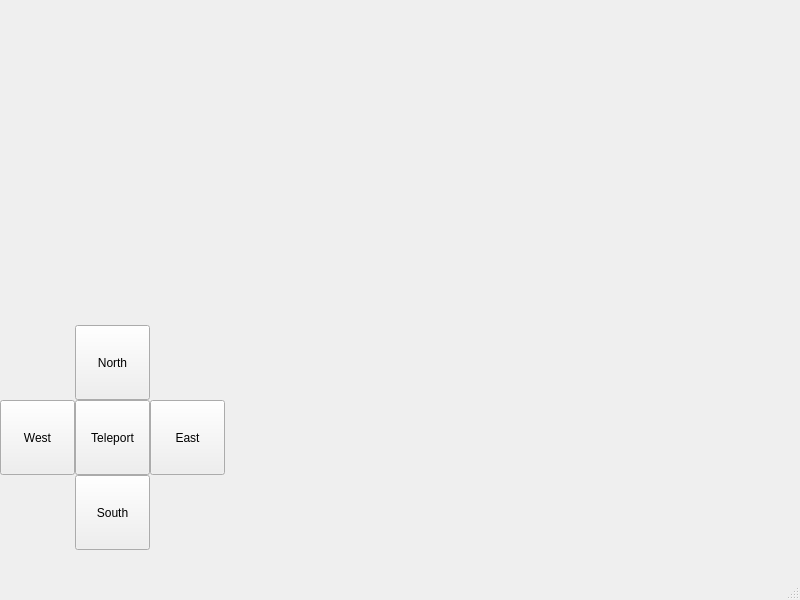
The window that GUI/ZORK/mainwindow.ui (CRZ-7436/CS4076-Zork) describes before a commit, drawn with Qt 5.
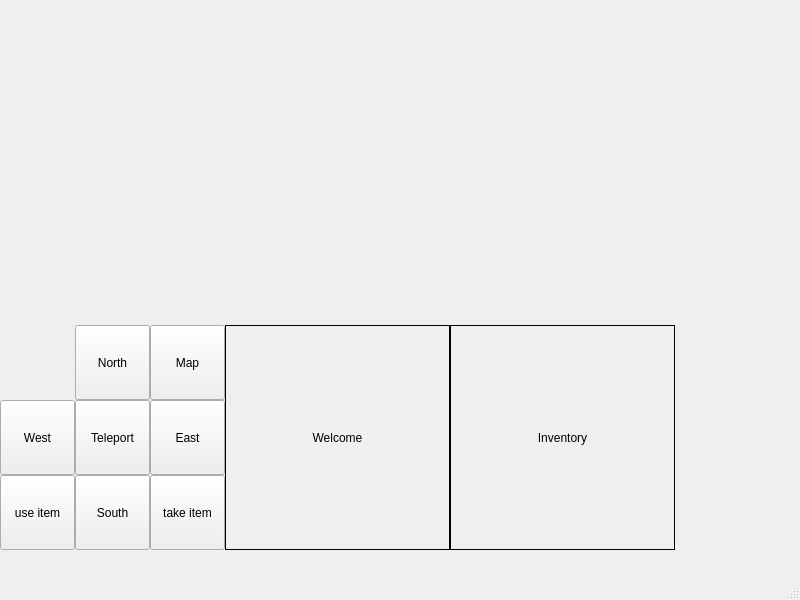
The same window after the commit.

Commit message: skeleton of UI made

The edit to the form file:
```diff
--- a/GUI/ZORK/mainwindow.ui
+++ b/GUI/ZORK/mainwindow.ui
@@ -79,6 +79,96 @@
      <string>West</string>
     </property>
    </widget>
+   <widget class="QPushButton" name="pushButton_9">
+    <property name="geometry">
+     <rect>
+      <x>150</x>
+      <y>325</y>
+      <width>75</width>
+      <height>75</height>
+     </rect>
+    </property>
+    <property name="text">
+     <string>Map</string>
+    </property>
+   </widget>
+   <widget class="QLabel" name="AdventureText">
+    <property name="geometry">
+     <rect>
+      <x>225</x>
+      <y>325</y>
+      <width>225</width>
+      <height>225</height>
+     </rect>
+    </property>
+    <property name="frameShape">
+     <enum>QFrame::Panel</enum>
+    </property>
+    <property name="text">
+     <string>Welcome</string>
+    </property>
+    <property name="alignment">
+     <set>Qt::AlignCenter</set>
+    </property>
+   </widget>
+   <widget class="QPushButton" name="pushButton_10">
+    <property name="geometry">
+     <rect>
+      <x>0</x>
+      <y>475</y>
+      <width>75</width>
+      <height>75</height>
+     </rect>
+    </property>
+    <property name="text">
+     <string>use item</string>
+    </property>
+   </widget>
+   <widget class="QPushButton" name="pushButton_11">
+    <property name="geometry">
+     <rect>
+      <x>150</x>
+      <y>475</y>
+      <width>75</width>
+      <height>75</height>
+     </rect>
+    </property>
+    <property name="text">
+     <string>take item</string>
+    </property>
+   </widget>
+   <widget class="QLabel" name="PictureLabel">
+    <property name="geometry">
+     <rect>
+      <x>450</x>
+      <y>325</y>
+      <width>225</width>
+      <height>225</height>
+     </rect>
+    </property>
+    <property name="frameShape">
+     <enum>QFrame::Panel</enum>
+    </property>
+    <property name="text">
+     <string>Inventory</string>
+    </property>
+    <property name="alignment">
+     <set>Qt::AlignCenter</set>
+    </property>
+   </widget>
+   <widget class="QLabel" name="InventoryLabel">
+    <property name="geometry">
+     <rect>
+      <x>250</x>
+      <y>0</y>
+      <width>250</width>
+      <height>250</height>
+     </rect>
+    </property>
+    <property name="text">
+     <string/>
+    </property>
+   </widget>
   </widget>
   <widget class="QMenuBar" name="menubar">
    <property name="geometry">
```
Left out of the diff: 99 changed lines with no effect on the pictures. The commit also changes 6 other files.
